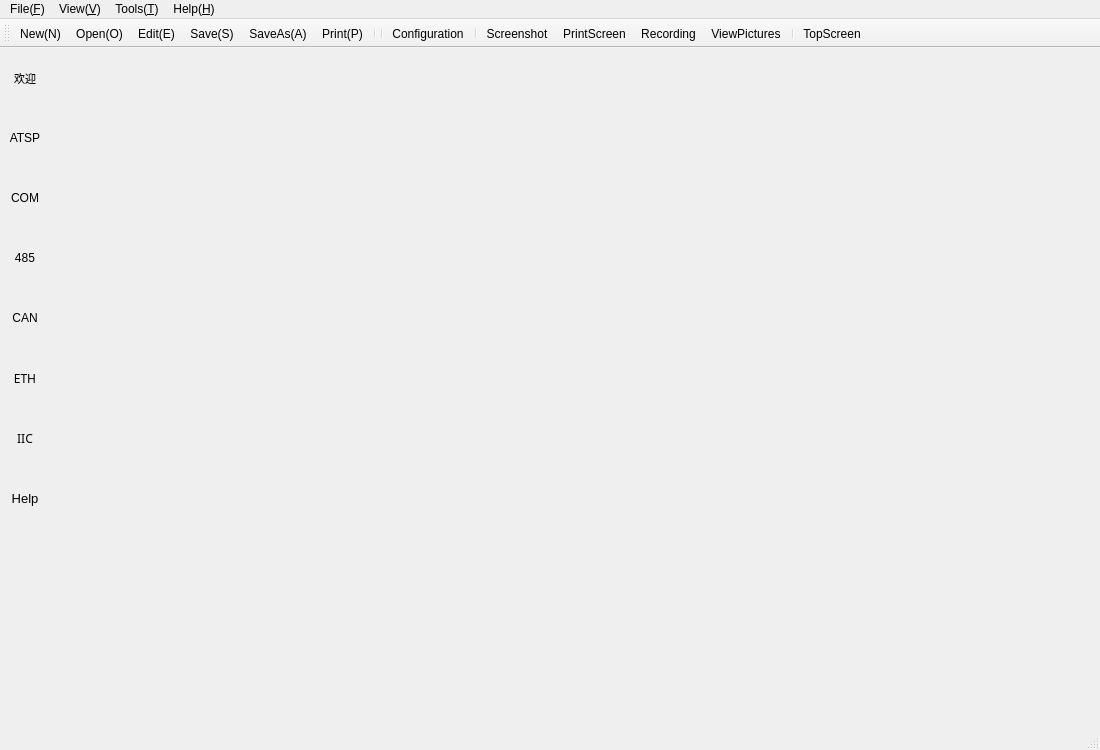
Qt form atsp.ui (KoreyChen/AutoTestSystemPlatform) before a commit.
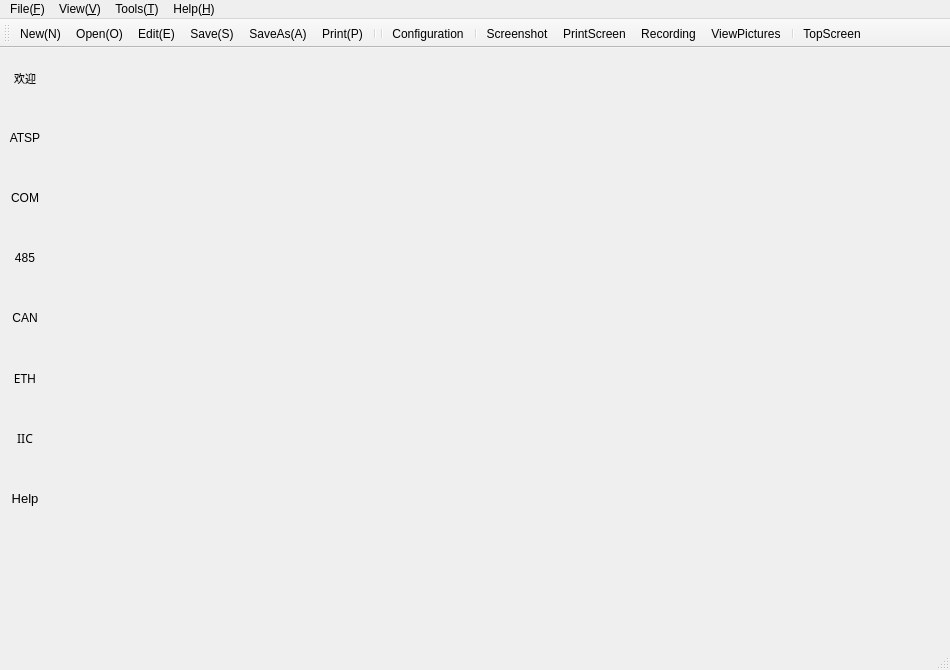
The same form after that commit. Icons and pictures are not drawn.

```diff
--- a/atsp.ui
+++ b/atsp.ui
@@ -6,8 +6,8 @@
    <rect>
     <x>0</x>
     <y>0</y>
-    <width>1100</width>
-    <height>750</height>
+    <width>950</width>
+    <height>670</height>
    </rect>
   </property>
   <property name="sizePolicy">
@@ -18,8 +18,8 @@
   </property>
   <property name="minimumSize">
    <size>
-    <width>750</width>
-    <height>665</height>
+    <width>800</width>
+    <height>670</height>
    </size>
   </property>
   <property name="baseSize">
@@ -488,6 +488,9 @@
     </item>
     <item row="0" column="1">
      <widget class="QWidget" name="AreaWidget" native="true">
+      <property name="enabled">
+       <bool>true</bool>
+      </property>
       <property name="sizePolicy">
        <sizepolicy hsizetype="Preferred" vsizetype="Preferred">
         <horstretch>0</horstretch>
@@ -520,8 +523,8 @@
     <rect>
      <x>0</x>
      <y>0</y>
-     <width>1100</width>
-     <height>17</height>
+     <width>950</width>
+     <height>22</height>
     </rect>
    </property>
    <property name="font">
```
